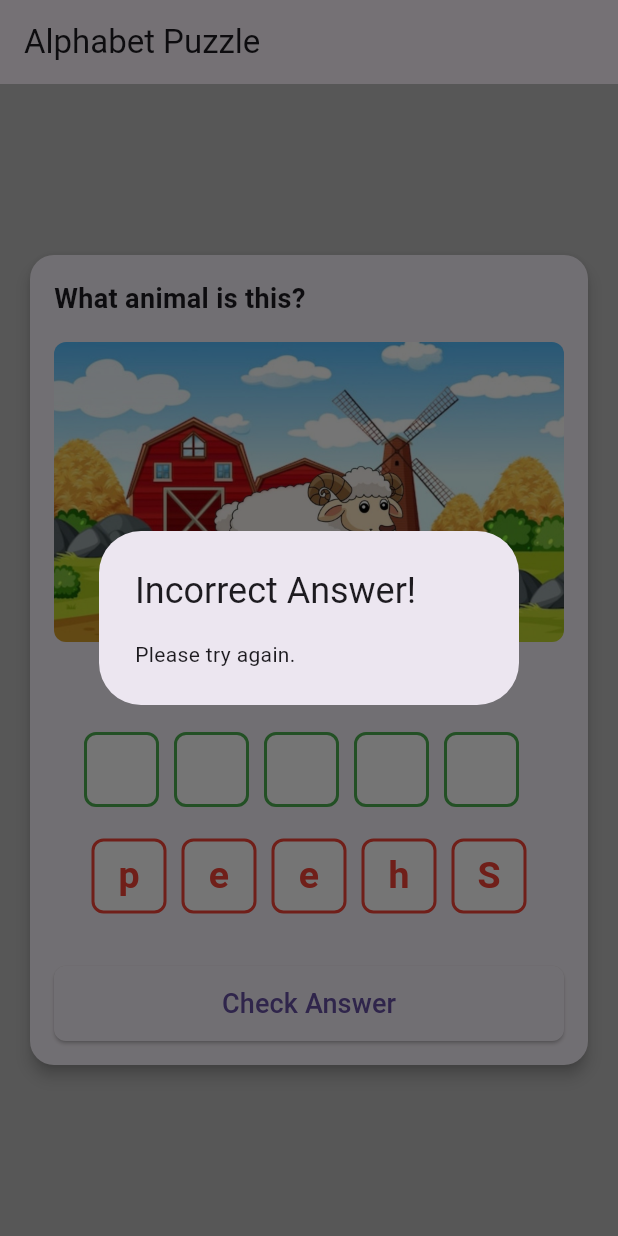
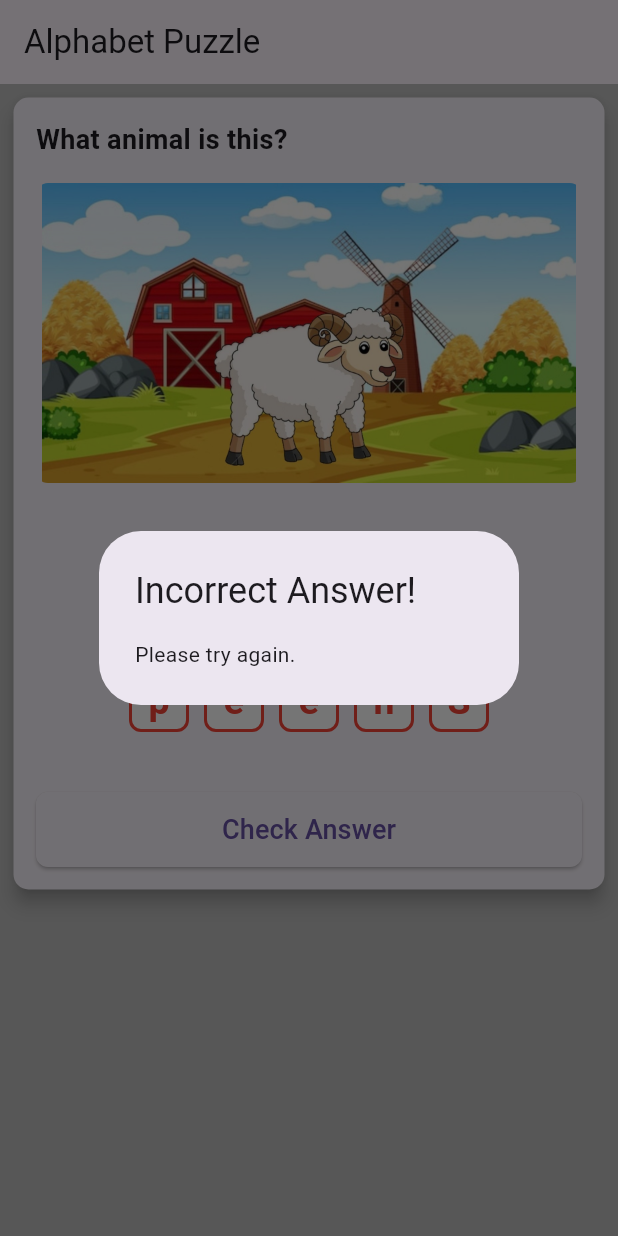
Before and after one commit to Hadjimamas/kids_game, a Flutter app: the screen it shows after launch, after a tap on "Check Answer", on a phone screen of 412 x 824 dp. Run offline on Flutter 3.47's test engine with Material 2 defaults, Android fonts, the light colour scheme and no system bars; our stand-ins replace assets_audio_player.

Commit message:
Find Animal Game

```diff
--- a/lib/game_page.dart
+++ b/lib/game_page.dart
@@ -64,6 +64,8 @@ class AlphabetPuzzleState extends State<AlphabetPuzzle>
     setState(() {
       animalList.addAll(data);
     });
+
+    ///Clearing the Lists so I can insert the data from JSON
     listQuestions.clear();
     imageUrls.clear();
     answers.clear();
@@ -98,7 +100,7 @@ class AlphabetPuzzleState extends State<AlphabetPuzzle>
       showDialog(
         context: context,
         builder: (BuildContext context) {
-          return AlertDialog(
+          return AlertDialog.adaptive(
             title: const Text('Correct Answer!'),
             content: const Text('Congratulations! You got it right.'),
             actions: [
@@ -110,7 +112,7 @@ class AlphabetPuzzleState extends State<AlphabetPuzzle>
                     showDialog(
                       context: context,
                       builder: (BuildContext context) {
-                        return AlertDialog(
+                        return AlertDialog.adaptive(
                           title: const Text('Puzzle Completed'),
                           content:
                               const Text('You have completed all the puzzles.'),
@@ -150,7 +152,7 @@ class AlphabetPuzzleState extends State<AlphabetPuzzle>
       showDialog(
         context: context,
         builder: (BuildContext context) {
-          return const AlertDialog(
+          return const AlertDialog.adaptive(
             title: Text('Incorrect Answer!'),
             content: Text('Please try again.'),
           );
@@ -168,17 +170,17 @@ class AlphabetPuzzleState extends State<AlphabetPuzzle>
       body: Container(
         decoration: BoxDecoration(color: Colors.grey[400]),
         child: Column(
-          mainAxisAlignment: MainAxisAlignment.center,
+          mainAxisAlignment: MainAxisAlignment.start,
           children: [
             Padding(
-              padding: const EdgeInsets.all(16.0),
+              padding: const EdgeInsets.all(5.0),
               child: Card(
-                elevation: 4,
+                elevation: 5,
                 shape: RoundedRectangleBorder(
-                  borderRadius: BorderRadius.circular(16.0),
+                  borderRadius: BorderRadius.circular(10.0),
                 ),
                 child: Padding(
-                  padding: const EdgeInsets.all(16.0),
+                  padding: const EdgeInsets.all(15.0),
                   child: Column(
                     crossAxisAlignment: CrossAxisAlignment.stretch,
                     children: [
@@ -196,7 +198,7 @@ class AlphabetPuzzleState extends State<AlphabetPuzzle>
                           borderRadius: BorderRadius.circular(8),
                           child: Image.asset(
                             imageUrls[currentPuzzle],
-                            fit: BoxFit.fitHeight,
+                            width: double.infinity,
                           ),
                         ),
                       ),
@@ -209,8 +211,8 @@ class AlphabetPuzzleState extends State<AlphabetPuzzle>
                               return Row(
                                 children: [
                                   Container(
-                                    height: 50,
-                                    width: 50,
+                                    height: 40,
+                                    width: 40,
                                     alignment: Alignment.center,
                                     decoration: BoxDecoration(
                                       color: Colors.white,
@@ -262,8 +264,8 @@ class AlphabetPuzzleState extends State<AlphabetPuzzle>
                                       data: alphabet[index],
                                       feedback: Material(
                                         child: Container(
-                                          height: 50,
-                                          width: 50,
+                                          height: 55,
+                                          width: 55,
                                           decoration: BoxDecoration(
                                             color: Colors.white,
                                             borderRadius:
@@ -286,8 +288,9 @@ class AlphabetPuzzleState extends State<AlphabetPuzzle>
                                       ),
                                       childWhenDragging: Container(),
                                       child: Container(
-                                        height: 50,
-                                        width: 50,
+                                        height: 40,
+                                        width: 40,
+                                        alignment: Alignment.center,
                                         margin: const EdgeInsets.only(
                                             left: 5, right: 5),
                                         decoration: BoxDecoration(
@@ -299,14 +302,12 @@ class AlphabetPuzzleState extends State<AlphabetPuzzle>
                                             width: 2,
                                           ),
                                         ),
-                                        child: Center(
                                         child: Text(
                                           alphabet[index],
                                           style: const TextStyle(
                                               fontSize: 25,
                                               color: Colors.red,
                                               fontWeight: FontWeight.bold),
-                                          ),
                                         ),
                                       ),
                                     ),
--- a/pubspec.yaml
+++ b/pubspec.yaml
@@ -9,7 +9,6 @@ dependencies:
   flutter:
     sdk: flutter
   cupertino_icons: ^1.0.2
-  flutter_tts: ^3.7.0
   assets_audio_player: ^3.1.0
 dev_dependencies:
   flutter_test:
```
Also changed, not shown: pubspec.lock, 3 other files. Lines whose indentation alone changed are shown as unchanged.
